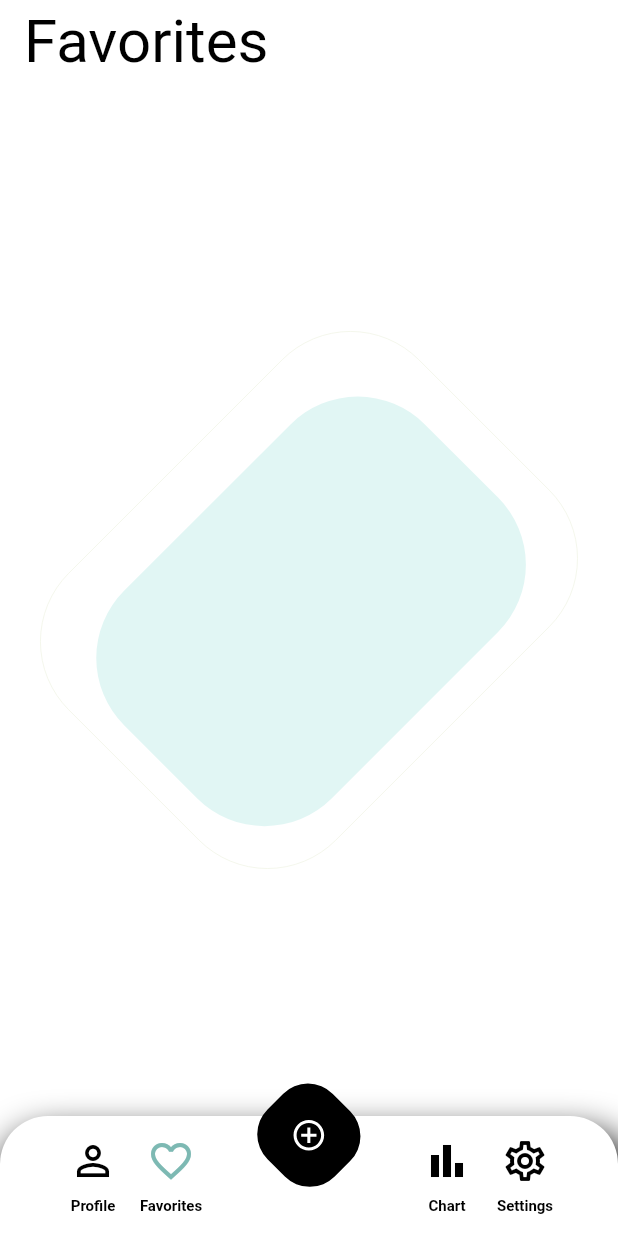
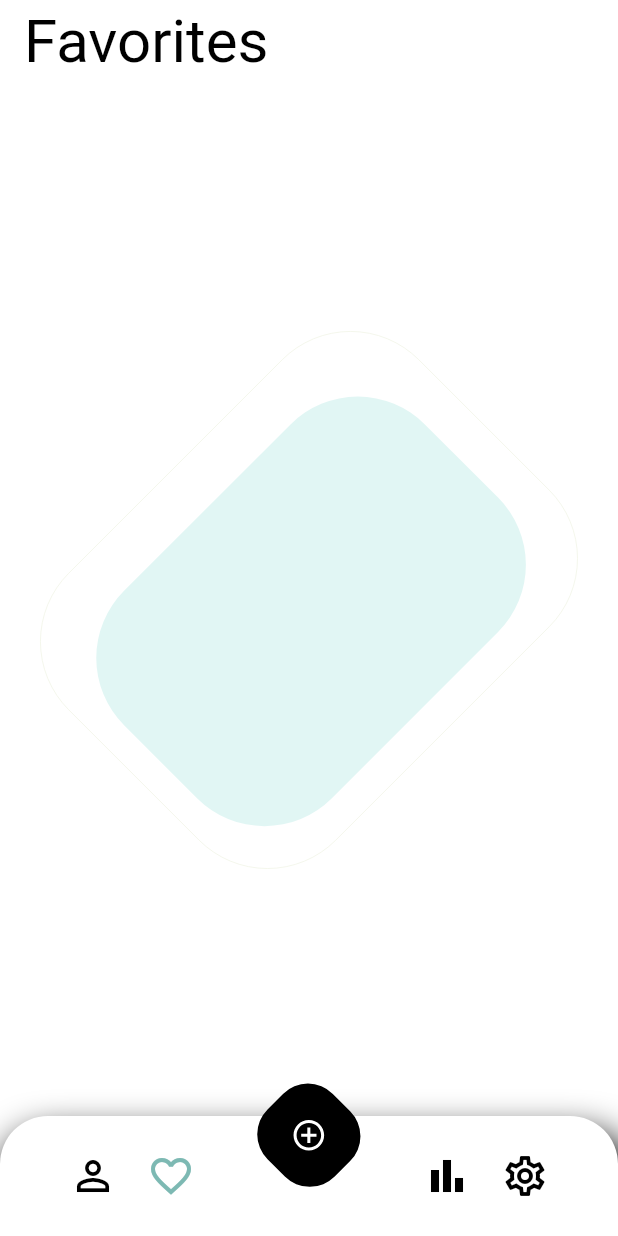
Before and after one commit to mostafa-aziz/pomodoro-timer, a Flutter app: the screen it shows after launch, swiped to page 2, on a phone screen of 412 x 824 dp. Run offline on Flutter 3.47's test engine with Material 2 defaults, Android fonts, the phone set to English and light mode, and no system bars; our stand-ins replace dartx, flutter_mobx, flutter_svg, mobx, permission_handler, shared_preferences and 1 more; generated files the repository leaves out were written again; network calls fail.

Commit message:
Removed title from navigation bar

```diff
--- a/lib/widgets/navigation_bar/app_navigation_bar.dart
+++ b/lib/widgets/navigation_bar/app_navigation_bar.dart
@@ -44,14 +44,12 @@ class _CustomBottomNavigationBarState extends State<AppNavigationBar> {
             AppNavigationBarButton(
               icon: Icons.person_outline,
               onPressed: () => widget.onTap(0),
-              title: 'Profile',
               isSelected: widget.selectedIndex == 0,
             ),
             const SizedBox(width: 4.0),
             AppNavigationBarButton(
               icon: Icons.favorite_border,
               onPressed: () => widget.onTap(1),
-              title: 'Favorites',
               isSelected: widget.selectedIndex == 1,
             ),
             const SizedBox(width: 4.0),
@@ -78,14 +76,12 @@ class _CustomBottomNavigationBarState extends State<AppNavigationBar> {
             AppNavigationBarButton(
               icon: Icons.bar_chart_outlined,
               onPressed: () => widget.onTap(3),
-              title: 'Chart',
               isSelected: widget.selectedIndex == 3,
             ),
             const SizedBox(width: 4.0),
             AppNavigationBarButton(
               icon: Icons.settings_outlined,
               onPressed: () => widget.onTap(4),
-              title: 'Settings',
               isSelected: widget.selectedIndex == 4,
             ),
           ],
--- a/lib/widgets/navigation_bar/app_navigation_bar_button.dart
+++ b/lib/widgets/navigation_bar/app_navigation_bar_button.dart
@@ -1,18 +1,15 @@
 import 'package:flutter/material.dart';
 import 'package:pomodoro_timer/core_style/colors.dart';
-import 'package:pomodoro_timer/core_utils/context_utils.dart';
 
 class AppNavigationBarButton extends StatelessWidget {
   final IconData icon;
   final Function() onPressed;
-  final String title;
   final bool isSelected;
 
   const AppNavigationBarButton({
     Key? key,
     required this.icon,
     required this.onPressed,
-    required this.title,
     required this.isSelected,
   }) : super(key: key);
 
@@ -28,13 +25,6 @@ class AppNavigationBarButton extends StatelessWidget {
             onPressed: onPressed,
             color: _getOutlineColorForButton(),
           ),
-          Padding(
-            padding: const EdgeInsets.only(bottom: 8.0),
-            child: Text(
-              title,
-              style: context.textStyles.bodySmall?.copyWith(color: Colors.black),
-            ),
-          ),
         ],
       );
 
```
